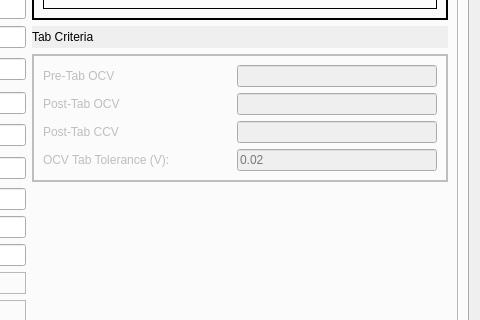
Qt form RGui_TemplateFile_add.ui (wa26532977/Screening_one) before a commit; both pictures show x 423 to 903 and y 202 to 522 of the 903 by 1092 pixel window.
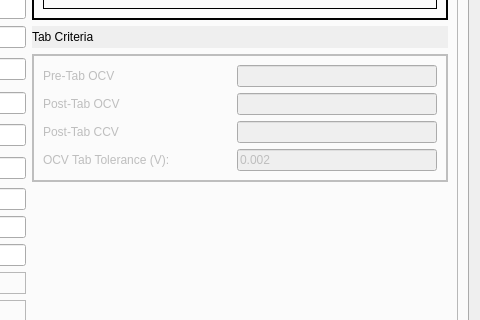
The same form after that commit.

The edit to the form file:
```diff
--- a/RGui_TemplateFile_add.ui
+++ b/RGui_TemplateFile_add.ui
@@ -488,8 +488,11 @@
                    <height>16777215</height>
                   </size>
                  </property>
+                 <property name="text">
+                  <string>0.002</string>
+                 </property>
                  <property name="placeholderText">
-                  <string>0.02</string>
+                  <string notr="true"/>
                  </property>
                 </widget>
                </item>
```
